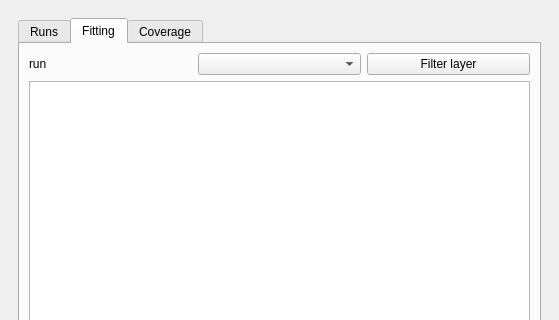
Drew973/pts_hsrr_processor_qgis3, file hsrr_processor_dockwidget_base.ui: the form before one commit; both pictures show x 0 to 559 and y 0 to 320 of the 559 by 672 pixel window.
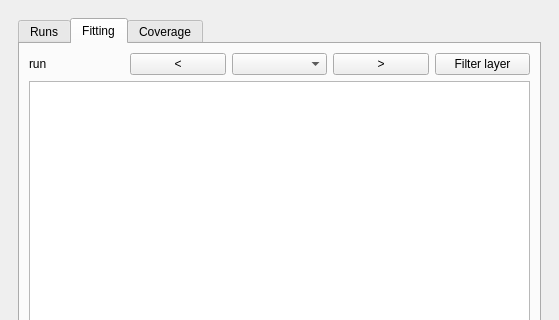
The form after the commit. Custom widgets are drawn as their Qt base class.

Patch:
```diff
--- a/hsrr_processor_dockwidget_base.ui
+++ b/hsrr_processor_dockwidget_base.ui
@@ -63,9 +63,29 @@
                </property>
               </widget>
              </item>
+             <item>
+              <widget class="QPushButton" name="lastRunButton">
+               <property name="toolTip">
+                <string>&lt;html&gt;&lt;head/&gt;&lt;body&gt;&lt;p&gt;Previous&lt;/p&gt;&lt;/body&gt;&lt;/html&gt;</string>
+               </property>
+               <property name="text">
+                <string>&lt;</string>
+               </property>
+              </widget>
+             </item>
              <item>
               <widget class="undoableComboBox" name="runBox"/>
              </item>
+             <item>
+              <widget class="QPushButton" name="nextRunButton">
+               <property name="toolTip">
+                <string>&lt;html&gt;&lt;head/&gt;&lt;body&gt;&lt;p&gt;Next&lt;/p&gt;&lt;/body&gt;&lt;/html&gt;</string>
+               </property>
+               <property name="text">
+                <string>&gt;</string>
+               </property>
+              </widget>
+             </item>
              <item>
               <widget class="QPushButton" name="filterLayerButton">
                <property name="toolTip">
```
Left out of the diff: 4 changed lines with no effect on the pictures.
